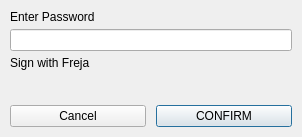
Above: BlockSettleUILib/EnterOTPPasswordDialog.ui from BlockSettle/terminal before the change. Below: the same form after it.
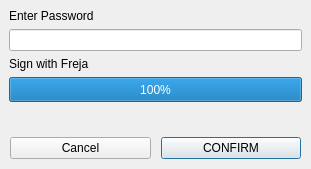
That is the form after the change.

Commit message:
Fixed signing of OTP with Freja.
Added progress bar into OTP enter password.

Task-number: BST: 1220

Diff of the .ui file:
```diff
--- a/BlockSettleUILib/EnterOTPPasswordDialog.ui
+++ b/BlockSettleUILib/EnterOTPPasswordDialog.ui
@@ -6,17 +6,14 @@
    <rect>
     <x>0</x>
     <y>0</y>
-    <width>302</width>
-    <height>137</height>
+    <width>311</width>
+    <height>169</height>
    </rect>
   </property>
   <property name="windowTitle">
    <string>Enter OTP Password</string>
   </property>
-  <layout class="QVBoxLayout" name="verticalLayout">
-   <property name="spacing">
-    <number>0</number>
-   </property>
+  <layout class="QVBoxLayout" name="verticalLayout_2">
    <property name="leftMargin">
     <number>0</number>
    </property>
@@ -31,19 +28,7 @@
    </property>
    <item>
     <widget class="QWidget" name="widget" native="true">
-     <layout class="QVBoxLayout" name="verticalLayout_2">
-      <property name="spacing">
-       <number>5</number>
-      </property>
-      <property name="leftMargin">
-       <number>10</number>
-      </property>
-      <property name="topMargin">
-       <number>10</number>
-      </property>
-      <property name="rightMargin">
-       <number>10</number>
-      </property>
+     <layout class="QVBoxLayout" name="verticalLayout">
       <item>
        <widget class="QLabel" name="labelReason">
         <property name="text">
@@ -68,6 +53,28 @@
         </property>
        </widget>
       </item>
+      <item>
+       <widget class="QProgressBar" name="frejaTimer">
+        <property name="minimumSize">
+         <size>
+          <width>0</width>
+          <height>25</height>
+         </size>
+        </property>
+        <property name="maximumSize">
+         <size>
+          <width>16777215</width>
+          <height>25</height>
+         </size>
+        </property>
+        <property name="maximum">
+         <number>120</number>
+        </property>
+        <property name="value">
+         <number>120</number>
+        </property>
+       </widget>
+      </item>
      </layout>
     </widget>
    </item>
```
The commit also changes 3 other files.
